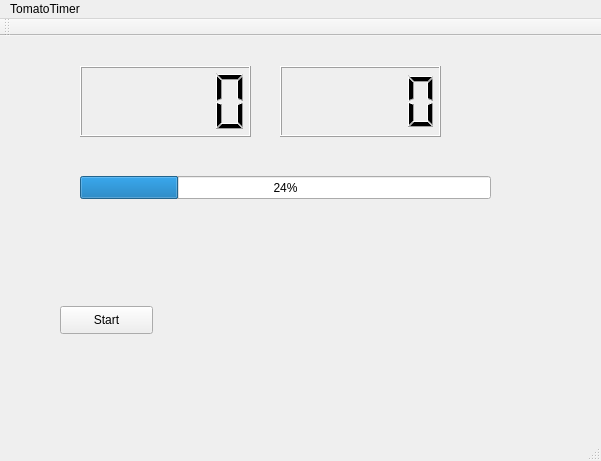
Old version of the form mainwindow.ui in the repository Noname890926/Qt-Tomato-Timer.
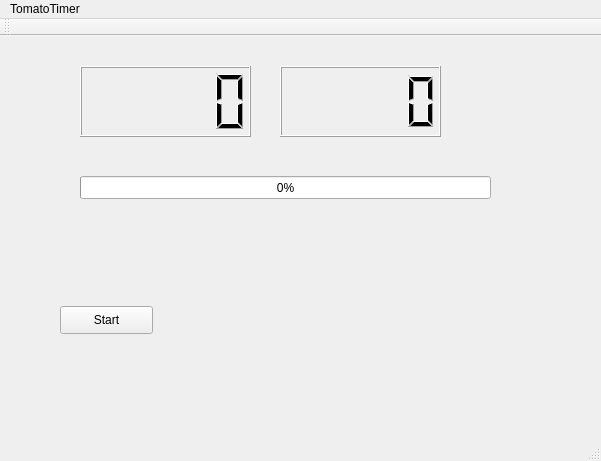
New version of the form.

Commit message: 添加：计时结束流程。

Diff of the .ui file:
```diff
--- a/mainwindow.ui
+++ b/mainwindow.ui
@@ -57,7 +57,7 @@
      </rect>
     </property>
     <property name="value">
-     <number>24</number>
+     <number>0</number>
     </property>
    </widget>
   </widget>
```
The commit also changes 1 other file.
